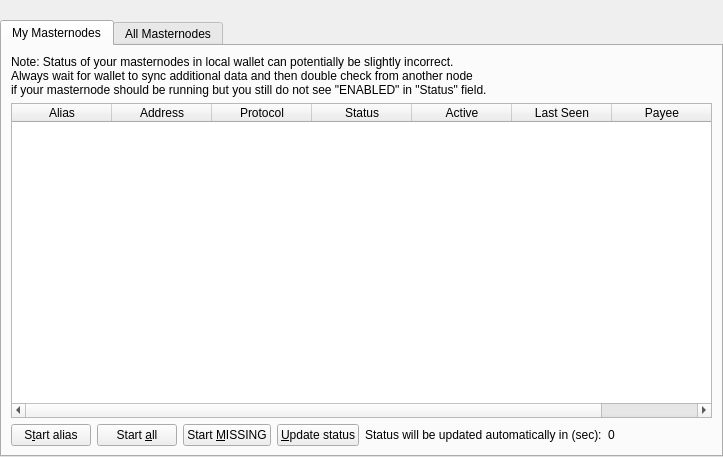
securetag/securetag, file src/qt/forms/masternodelist.ui: the form before one commit.
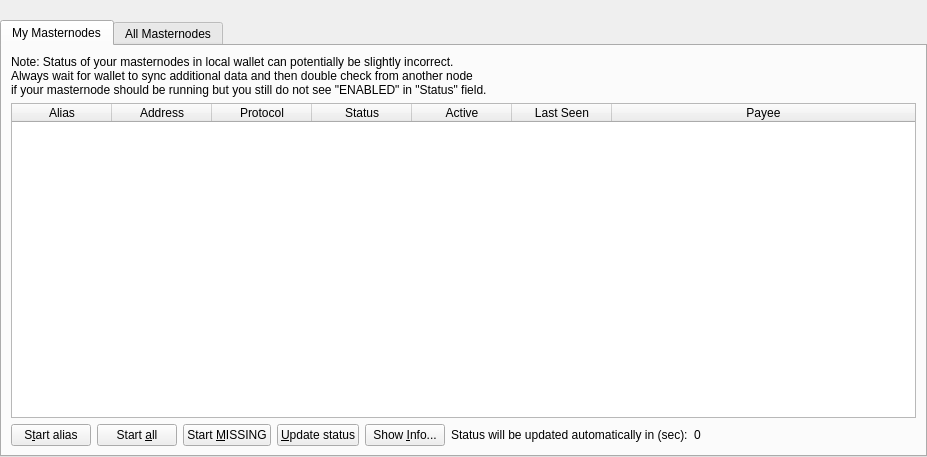
The form after the commit.

What changed in the file:
```diff
--- a/src/qt/forms/masternodelist.ui
+++ b/src/qt/forms/masternodelist.ui
@@ -6,7 +6,7 @@
    <rect>
     <x>0</x>
     <y>0</y>
-    <width>723</width>
+    <width>927</width>
     <height>457</height>
    </rect>
   </property>
@@ -172,6 +172,16 @@
                </property>
               </widget>
              </item>
+             <item>
+              <widget class="QPushButton" name="QRButton">
+               <property name="toolTip">
+                <string>Show additional Masternode information</string>
+               </property>
+               <property name="text">
+                <string>Show &amp;Info...</string>
+               </property>
+              </widget>
+             </item>
              <item>
               <widget class="QLabel" name="autoupdate_label">
                <property name="text">
```
Left out of the diff: 11 changed lines with no effect on the pictures.
